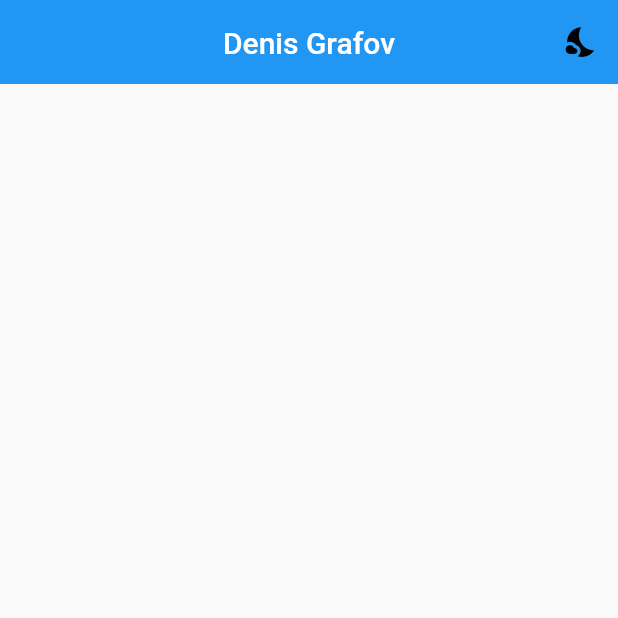
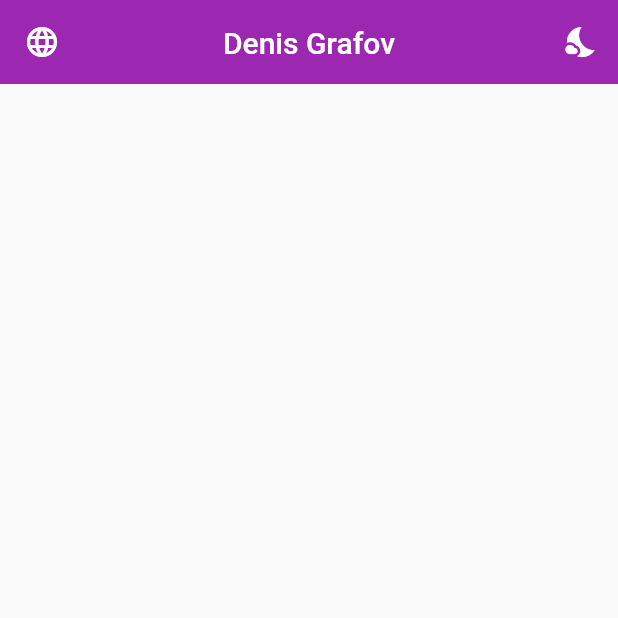
Before and after one commit to grafovdenis/grafovdenis.github.io, a Flutter app: the screen it shows after launch, scrolled down 300 dp, on a phone screen of 412 x 824 dp, the top half of it. Run offline on Flutter 3.47's test engine with Material 2 defaults, Android fonts, the phone set to English and light mode, and no system bars; our stand-ins replace bloc, flutter_bloc; statements that could not run were skipped.

Commit message:
some changes

```diff
--- a/lib/main.dart
+++ b/lib/main.dart
@@ -22,9 +22,9 @@ class MyApp extends StatelessWidget {
     return BlocBuilder<ThemeCubit, ThemeState>(
       builder: (context, state) {
         return MaterialApp(
-          title: 'Flutter Demo',
+          title: 'Resume',
           theme: ThemeData(
-            primarySwatch: Colors.blue,
+            primarySwatch: Colors.purple,
             visualDensity: VisualDensity.adaptivePlatformDensity,
           ),
           darkTheme: ThemeData.dark(),
--- a/lib/pages/home_page.dart
+++ b/lib/pages/home_page.dart
@@ -21,11 +21,12 @@ class HomePage extends StatelessWidget {
                   icon: Icon(Icons.nights_stay),
                   onPressed: () =>
                       BlocProvider.of<ThemeCubit>(context).switchTheme(),
-                  color: (Theme.of(context).brightness == Brightness.light)
-                      ? Colors.black
-                      : Colors.white,
                 )
               ],
+              leading: IconButton(
+                icon: Icon(Icons.language),
+                onPressed: () {},
+              ),
               flexibleSpace: FlexibleSpaceBar(
                 centerTitle: true,
                 title: Text("Denis Grafov"),
```
